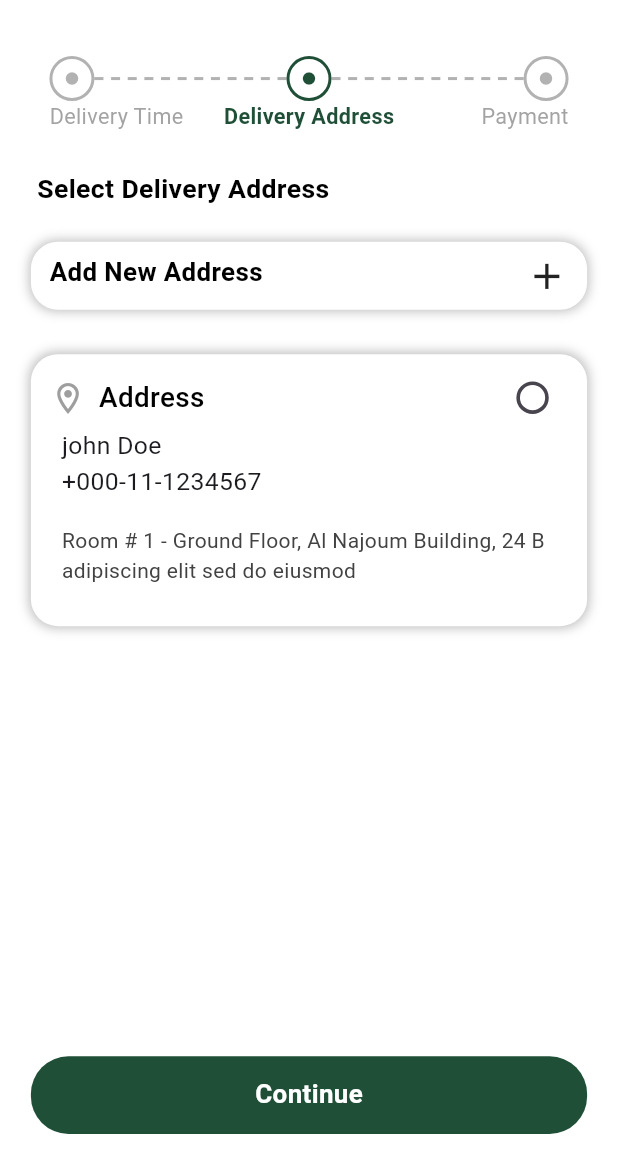
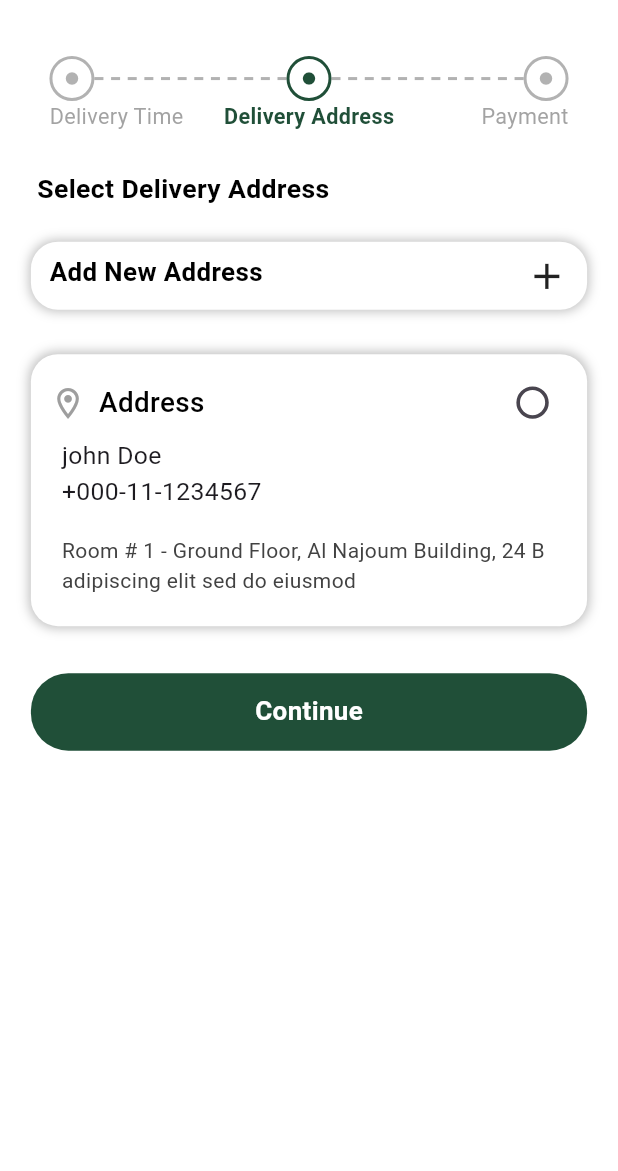
Before and after one commit to esraadahman/Fruits-app, a Flutter app: the CheckoutScreen screen opened directly, after a tap on "Continue", on a phone screen of 412 x 824 dp, the part 65-1236 px from its top. Run offline on Flutter 3.47's test engine with Material 3 defaults, Android fonts, the phone set to English and light mode, and no system bars; our stand-ins replace bloc, cloud_firestore, device_preview, firebase_auth, firebase_core, flutter_bloc and 6 more; accounts and stored records are empty.

Commit message:
apk version 1

```diff
--- a/lib/views/Checkout/UI/Widgets/DeliveryAddress/AddressDetails.dart
+++ b/lib/views/Checkout/UI/Widgets/DeliveryAddress/AddressDetails.dart
@@ -14,31 +14,23 @@ class AddressDetails extends StatelessWidget {
         padding: EdgeInsets.symmetric(
             horizontal: width * .03, vertical: height * .01),
         decoration: decorationContainer(),
-        child: Flexible(
-          child:
-              Column(crossAxisAlignment: CrossAxisAlignment.start, children: [
-            Expanded(
-                child: AddressRow(
+        child: Column(crossAxisAlignment: CrossAxisAlignment.start, children: [
+          AddressRow(
             width: width,
             height: height,
-            )),
+          ),
           //   size.height(height * .02),
-            Flexible(
-              child: Name_PhoneWidget(
+          Name_PhoneWidget(
             width: width,
             title: "john Doe",
-              ),
           ),
           Name_PhoneWidget(
             width: width,
             title: "+000-11-1234567",
           ),
           size.height(height * .02),
-            Flexible(
-              child: desAddress(width: width),
-            )
-          ]),
-        ));
+          Flexible(child: desAddress(width: width)),
+        ]));
   }
 }
 
--- a/lib/views/Checkout/UI/page/CheckoutScreen.dart
+++ b/lib/views/Checkout/UI/page/CheckoutScreen.dart
@@ -38,8 +38,8 @@ class _CheckoutScreenState extends State<CheckoutScreen> {
       double height = deviceInfo.localHeight;
 
       return Scaffold(
-        backgroundColor: AppColors.whiteColor,
         appBar: AppBarWidget(
+          orientation: deviceInfo.orientation,
           width: width,
           title: "Checkout",
           centerTitle: true,
@@ -55,15 +55,37 @@ class _CheckoutScreenState extends State<CheckoutScreen> {
           physics: const NeverScrollableScrollPhysics(), // disable swipe
           onPageChanged: (index) => setState(() => currentPage = index),
           children: [
-            CheckoutStep1(nextPage: nextPage, width: width, height: height),
+            SingleChildScrollView(
+              child: CheckoutStep1(
+                  nextPage: nextPage,
+                  width: deviceInfo.orientation == Orientation.portrait
+                      ? width
+                      : width * .5,
+                  height: deviceInfo.orientation == Orientation.portrait
+                      ? height
+                      : height * 1.7),
+            ),
             CheckoutStep2(
               nextPage: nextPage,
               previousPage: previousPage,
-              width: width,
-              height: height,
+              width: deviceInfo.orientation == Orientation.portrait
+                  ? width
+                  : width * .5,
+              height: deviceInfo.orientation == Orientation.portrait
+                  ? height
+                  : height * 1.7,
+              orientation: deviceInfo.orientation,
             ),
-            CheckoutStep3(
-                previousPage: previousPage, width: width, height: height),
+            SingleChildScrollView(
+              child: CheckoutStep3(
+                  previousPage: previousPage,
+                  width: deviceInfo.orientation == Orientation.portrait
+                      ? width
+                      : width * .5,
+                  height: deviceInfo.orientation == Orientation.portrait
+                      ? height
+                      : height * 1.7),
+            )
           ],
         ),
       );
--- a/lib/views/Checkout/UI/page/CheckoutStep2.dart
+++ b/lib/views/Checkout/UI/page/CheckoutStep2.dart
@@ -6,19 +6,20 @@ class CheckoutStep2 extends StatelessWidget {
       required this.nextPage,
       required this.previousPage,
       required this.width,
-      required this.height});
+      required this.height,
+      this.orientation = Orientation.portrait});
   final VoidCallback nextPage;
   final VoidCallback previousPage;
   final double width;
   final double height;
-
+  final Orientation orientation;
   @override
   Widget build(BuildContext context) {
-    return Column(
+    return SingleChildScrollView(
+      child: Column(
         mainAxisAlignment: MainAxisAlignment.spaceBetween,
         children: [
-        Expanded(
-          child: Column(
+          Column(
             crossAxisAlignment: CrossAxisAlignment.start,
             children: [
               CheckoutProgress(
@@ -37,19 +38,24 @@ class CheckoutStep2 extends StatelessWidget {
                 ),
               ),
               size.height(height * .02),
-              AddAddressWidget(height: height, width: width),
+              Center(
+                child: AddAddressWidget(height: height, width: width),
+              ),
               size.height(height * .02),
-              AddressDetails(
-                height: height,
-                width: width,
+              Center(
+                child: AddressDetails(
+                  height: orientation == Orientation.portrait
+                      ? height
+                      : height * 1.2,
+                  width:
+                      orientation == Orientation.portrait ? width : width * 1.1,
                 ),
+              )
             ],
-          ),
           ),
           Padding(
               padding: EdgeInsets.symmetric(
                   horizontal: width * .05, vertical: height * .03),
-            child: Flexible(
               child: Customauthbutton(
                 textColor: AppColors.whiteColor,
                 buttonText: "Continue",
@@ -57,9 +63,9 @@ class CheckoutStep2 extends StatelessWidget {
                 height: height,
                 width: width,
                 onTap: nextPage,
-              ),
               )),
         ],
+      ),
     );
   }
 }
--- a/lib/views/Checkout/UI/page/CheckoutStep3.dart
+++ b/lib/views/Checkout/UI/page/CheckoutStep3.dart
@@ -5,11 +5,12 @@ class CheckoutStep3 extends StatelessWidget {
       {super.key,
       required this.previousPage,
       required this.width,
-      required this.height});
+      required this.height,
+      this.orientation = Orientation.portrait});
   final VoidCallback previousPage;
   final double width;
   final double height;
-
+  final Orientation orientation;
   @override
   Widget build(BuildContext context) {
     return SingleChildScrollView(
@@ -31,7 +32,13 @@ class CheckoutStep3 extends StatelessWidget {
                     width: width,
                     labeltext: "Coupon Code",
                   ),
-                  CouponWidget(height: height, width: width),
+                  Center(
+                    child: CouponWidget(
+                        height: height,
+                        width: orientation == Orientation.portrait
+                            ? width
+                            : width * 0.5),
+                  ),
                   size.height(height * .02),
                   labelText(
                     width: width,
@@ -99,10 +106,10 @@ class CheckoutStep3 extends StatelessWidget {
                   ),
                 ],
               ),
-              Padding(
-                  padding: EdgeInsets.symmetric(
-                      horizontal: width * .05, vertical: height * .03),
-                  child: Flexible(
+              Center(
+                child: Padding(
+                    padding: EdgeInsets.symmetric(
+                        horizontal: width * .05, vertical: height * .03),
                     child: Customauthbutton(
                       textColor: AppColors.whiteColor,
                       buttonText: "Place Order",
@@ -113,8 +120,8 @@ class CheckoutStep3 extends StatelessWidget {
                         context.navigateTo(SuccesOrderScreen());
                         //    context.navigateTo(FailOrderScreen());
                       },
-                    ),
-                  )),
+                    )),
+              )
             ])
       ]),
     );
--- a/lib/views/More/UI/page/moreScreen.dart
+++ b/lib/views/More/UI/page/moreScreen.dart
@@ -110,7 +110,9 @@ class MoreScreen extends StatelessWidget {
                     context: context,
                     builder: (context) => LanguageDialog(
                       height: height,
-                      width: width,
+                      width: deviceInfo.orientation == Orientation.portrait
+                          ? width
+                          : width * 0.6,
                       initialLanguage: "en",
                       onLanguageSelected: (lang) {
                         print("Selected Language: $lang");
--- a/lib/views/MyOrders/UI/page/myOrders.dart
+++ b/lib/views/MyOrders/UI/page/myOrders.dart
@@ -27,7 +27,7 @@ class MyOrders extends StatelessWidget {
                       Color colorsCreated = AppColors.randomColor();
                       return MyorderCard(
                           height: deviceInfo.orientation == Orientation.portrait
-                              ? height * 1
+                              ? height
                               : height * 1.9,
                           width: deviceInfo.orientation == Orientation.portrait
                               ? width
--- a/lib/views/MyOrders/UI/widgets/MyorderCard.dart
+++ b/lib/views/MyOrders/UI/widgets/MyorderCard.dart
@@ -44,7 +44,6 @@ class MyorderCard extends StatelessWidget {
                     padding: EdgeInsets.only(
                       top: height * .02,
                     ),
-                    child: Flexible(
                     child: Column(
                         crossAxisAlignment: CrossAxisAlignment.start,
                         //      mainAxisAlignment: MainAxisAlignment.spaceBetween,
@@ -108,7 +107,6 @@ class MyorderCard extends StatelessWidget {
                           ),
                         ]),
                   ),
-                  ),
                 ],
               ),
               Padding(
--- a/lib/views/OrderTracking/UI/widget/CancelOrderDialog.dart
+++ b/lib/views/OrderTracking/UI/widget/CancelOrderDialog.dart
@@ -1,5 +1,4 @@
 import 'package:fruits_app/Core/commonImports/commonImports.dart';
-
 
 void showCancelOrderDialog(BuildContext context, double width, double height) {
   String? selectedReason;
@@ -114,7 +113,8 @@ void showCancelOrderDialog(BuildContext context, double width, double height) {
 
                 SizedBox(height: height * 0.03),
 
-                SizedBox(
+                Center(
+                  child: SizedBox(
                       height: height * .055,
                       child: Customauthbutton(
                         textColor: AppColors.whiteColor,
@@ -124,7 +124,7 @@ void showCancelOrderDialog(BuildContext context, double width, double height) {
                         width: width,
                         onTap: () {},
                       )),
-
+                ),
                 SizedBox(height: height * 0.015),
 
                 Center(
```
Also changed, not shown: lib/main.dart (+4 -3 lines), lib/views/Basket/UI/page/BasketScreen.dart (+6 -4 lines), lib/views/Checkout/UI/page/ConfirmStatus/failOrderScreen.dart (+10 -3 lines), lib/views/Checkout/UI/page/ConfirmStatus/succesOrderScreen.dart (+16 -6 lines), lib/views/More/UI/page/ContactUs.dart (+16 -6 lines), lib/views/More/UI/page/ProfileScreen.dart (+15 -4 lines), lib/views/OrderTracking/UI/page/OrderTracking.dart (+30 -8 lines), lib/views/Products/UI/page/productsScreen.dart (+2 -5 lines). Lines whose indentation alone changed are shown as unchanged.
